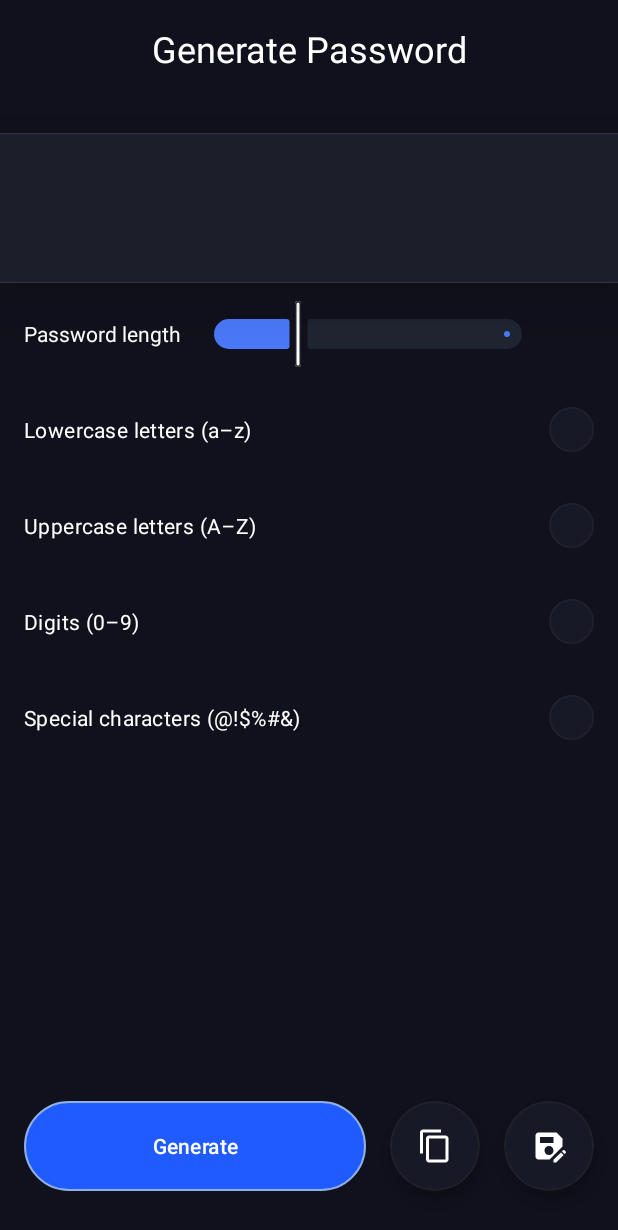
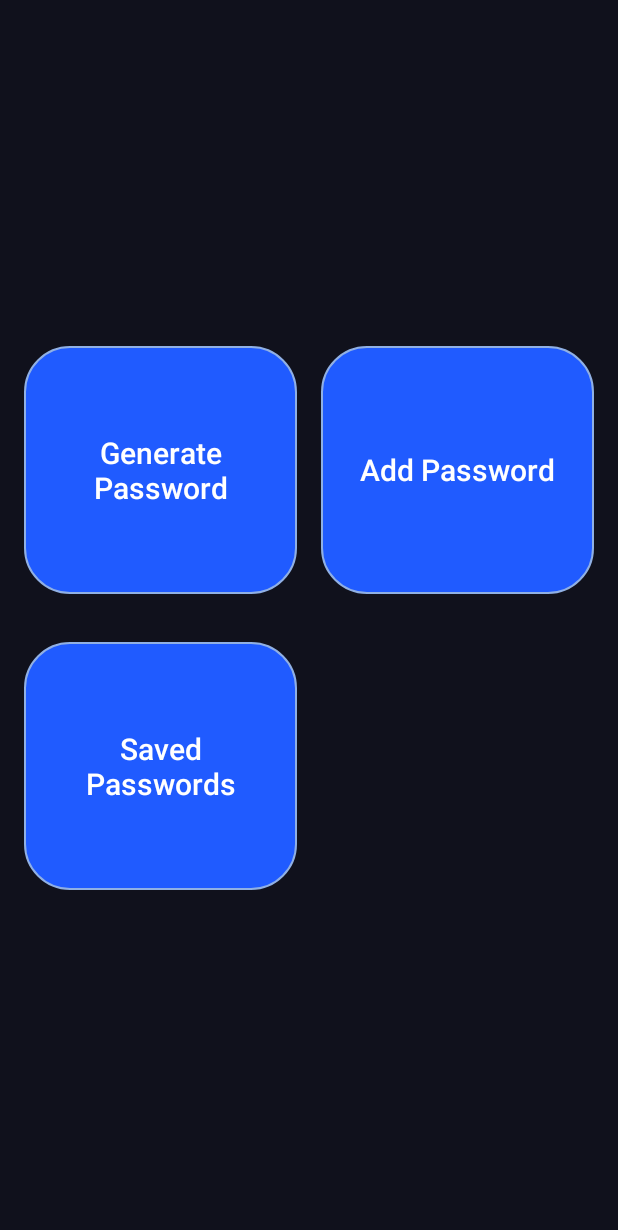
Before and after one commit to aayman93/passwordy, an Android app: the screen it shows after launch (MainActivity), on a phone screen of 412 x 824 dp. Shown: the top 1230 px of the screen. Run offline under Robolectric (Android 15) with nearby library versions, the light colour scheme and no system bars; our stand-ins replace Dagger/Hilt's generated code, data binding.

Commit message:
Added home fragment with a simple starting UI

```diff
--- /dev/null
+++ b/app/src/main/java/com/github/aayman93/passwordy/feature_password/presentation/home/HomeFragment.kt
@@ -0,0 +1,57 @@
+package com.github.aayman93.passwordy.feature_password.presentation.home
+
+import android.os.Bundle
+import android.view.LayoutInflater
+import android.view.View
+import android.view.ViewGroup
+import androidx.fragment.app.Fragment
+import androidx.navigation.fragment.findNavController
+import com.github.aayman93.passwordy.databinding.FragmentHomeBinding
+import com.github.aayman93.passwordy.feature_password.presentation.utils.PasswordAction
+import dagger.hilt.android.AndroidEntryPoint
+
+@AndroidEntryPoint
+class HomeFragment : Fragment() {
+
+    private var _binding: FragmentHomeBinding? = null
+    private val binding get() = _binding!!
+
+    override fun onCreateView(
+        inflater: LayoutInflater,
+        container: ViewGroup?,
+        savedInstanceState: Bundle?
+    ): View {
+        _binding = FragmentHomeBinding.inflate(inflater, container, false)
+        return binding.root
+    }
+
+    override fun onViewCreated(view: View, savedInstanceState: Bundle?) {
+        super.onViewCreated(view, savedInstanceState)
+        initClicks()
+    }
+
+    private fun initClicks() {
+        binding.generateButton.setOnClickListener {
+            findNavController().navigate(
+                HomeFragmentDirections.actionHomeFragmentToGeneratePasswordFragment()
+            )
+        }
+        binding.addButton.setOnClickListener {
+            findNavController().navigate(
+                HomeFragmentDirections.actionHomeFragmentToSavePasswordFragment(
+                    PasswordAction.AddPassword
+                )
+            )
+        }
+        binding.showButton.setOnClickListener {
+            findNavController().navigate(
+                HomeFragmentDirections.actionHomeFragmentToBiometricAuthenticationFragment()
+            )
+        }
+    }
+
+    override fun onDestroyView() {
+        super.onDestroyView()
+        _binding = null
+    }
+}
--- /dev/null
+++ b/app/src/main/res/layout/fragment_home.xml
@@ -0,0 +1,58 @@
+<?xml version="1.0" encoding="utf-8"?>
+<layout xmlns:android="http://schemas.android.com/apk/res/android"
+    xmlns:app="http://schemas.android.com/apk/res-auto"
+    xmlns:tools="http://schemas.android.com/tools">
+
+    <data>
+
+    </data>
+
+    <androidx.constraintlayout.widget.ConstraintLayout
+        android:layout_width="match_parent"
+        android:layout_height="match_parent"
+        tools:context=".feature_password.presentation.home.HomeFragment">
+
+        <Button
+            android:id="@+id/generate_button"
+            style="@style/MainButtonStyle"
+            android:layout_width="0dp"
+            android:layout_height="0dp"
+            app:layout_constraintDimensionRatio="1.1"
+            android:layout_marginStart="16dp"
+            android:layout_marginEnd="8dp"
+            android:layout_marginBottom="32dp"
+            android:text="@string/generate_password"
+            app:layout_constraintVertical_chainStyle="packed"
+            app:layout_constraintBottom_toTopOf="@id/show_button"
+            app:layout_constraintEnd_toStartOf="@id/add_button"
+            app:layout_constraintStart_toStartOf="parent"
+            app:layout_constraintTop_toTopOf="parent" />
+
+        <Button
+            android:id="@+id/add_button"
+            style="@style/MainButtonStyle"
+            android:layout_width="0dp"
+            android:layout_height="0dp"
+            app:layout_constraintDimensionRatio="1.1"
+            android:layout_marginEnd="16dp"
+            android:layout_marginStart="8dp"
+            android:text="@string/add_password"
+            app:layout_constraintEnd_toEndOf="parent"
+            app:layout_constraintStart_toEndOf="@id/generate_button"
+            app:layout_constraintTop_toTopOf="@id/generate_button"
+            app:layout_constraintBottom_toBottomOf="@id/generate_button" />
+
+        <Button
+            android:id="@+id/show_button"
+            style="@style/MainButtonStyle"
+            android:layout_width="0dp"
+            android:layout_height="0dp"
+            app:layout_constraintDimensionRatio="1.1"
+            android:text="@string/saved_passwords"
+            app:layout_constraintBottom_toBottomOf="parent"
+            app:layout_constraintStart_toStartOf="@id/generate_button"
+            app:layout_constraintEnd_toEndOf="@id/generate_button"
+            app:layout_constraintTop_toBottomOf="@id/generate_button" />
+
+    </androidx.constraintlayout.widget.ConstraintLayout>
+</layout>
--- a/app/src/main/res/navigation/main_nav.xml
+++ b/app/src/main/res/navigation/main_nav.xml
@@ -3,7 +3,7 @@
     xmlns:app="http://schemas.android.com/apk/res-auto"
     xmlns:tools="http://schemas.android.com/tools"
     android:id="@+id/main_nav.xml"
-    app:startDestination="@id/generatePasswordFragment">
+    app:startDestination="@id/homeFragment">
 
     <fragment
         android:id="@+id/generatePasswordFragment"
@@ -30,11 +30,27 @@
         tools:layout="@layout/fragment_biometric_authentication">
         <action
             android:id="@+id/action_biometricAuthenticationFragment_to_passwordsFragment"
-            app:destination="@id/passwordsFragment" />
+            app:destination="@id/passwordsFragment"
+            app:popUpTo="@id/homeFragment" />
     </fragment>
     <fragment
         android:id="@+id/passwordsFragment"
         android:name="com.github.aayman93.passwordy.feature_password.presentation.passwords.PasswordsFragment"
         android:label="PasswordsFragment"
         tools:layout="@layout/fragment_passwords" />
+    <fragment
+        android:id="@+id/homeFragment"
+        android:name="com.github.aayman93.passwordy.feature_password.presentation.home.HomeFragment"
+        android:label="HomeFragment"
+        tools:layout="@layout/fragment_home">
+        <action
+            android:id="@+id/action_homeFragment_to_generatePasswordFragment"
+            app:destination="@id/generatePasswordFragment" />
+        <action
+            android:id="@+id/action_homeFragment_to_savePasswordFragment"
+            app:destination="@id/savePasswordFragment" />
+        <action
+            android:id="@+id/action_homeFragment_to_biometricAuthenticationFragment"
+            app:destination="@id/biometricAuthenticationFragment" />
+    </fragment>
 </navigation>
--- a/app/src/main/res/values/strings.xml
+++ b/app/src/main/res/values/strings.xml
@@ -19,5 +19,6 @@
     <string name="biometric_auth_title">Authenticate</string>
     <string name="biometric_auth_description">Confirm your identity to continue</string>
     <string name="biometric_auth_message">To access your saved passwords you need to confirm your identity</string>
-    <string name="saved_passwords">Saved passwords</string>
+    <string name="saved_passwords">Saved Passwords</string>
+    <string name="add_password">Add Password</string>
 </resources>
--- a/app/src/main/res/values/themes.xml
+++ b/app/src/main/res/values/themes.xml
@@ -1,4 +1,4 @@
-<resources xmlns:tools="http://schemas.android.com/tools">
+<resources>
     <!-- Base application theme. -->
     <style name="Base.Theme.Passwordy" parent="Theme.Material3.Light.NoActionBar">
         <!-- Customize your light theme here. -->
@@ -35,6 +35,8 @@
         <item name="android:background">@drawable/background_main_button</item>
         <item name="android:elevation">4dp</item>
         <item name="android:foreground">?android:attr/selectableItemBackgroundBorderless</item>
+        <item name="android:textAppearance">@style/TextAppearance.AppCompat.Title</item>
+        <item name="textAllCaps">false</item>
         <item name="backgroundTint">@null</item>
     </style>
 </resources>
```
